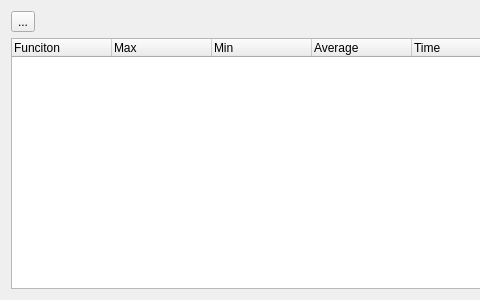
Above: source/profiler.ui from bitsauce/ASIDE before the change; both pictures show x 0 to 480 and y 0 to 300 of the 1080 by 300 pixel window. Below: the same form after it.
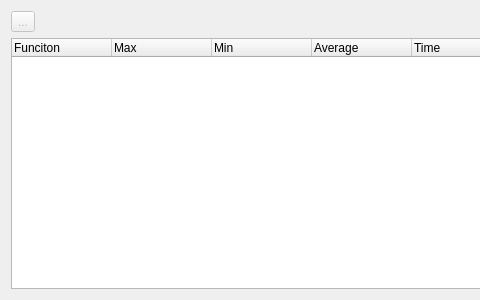
That is the form after the change. Icons and pictures are not drawn.

```diff
--- a/source/profiler.ui
+++ b/source/profiler.ui
@@ -51,7 +51,10 @@
    <item row="0" column="0">
     <layout class="QHBoxLayout" name="horizontalLayout">
      <item>
-      <widget class="QToolButton" name="startProfilerButton">
+      <widget class="QToolButton" name="toggleProfilerButton">
+       <property name="enabled">
+        <bool>false</bool>
+       </property>
        <property name="text">
         <string>...</string>
        </property>
```
